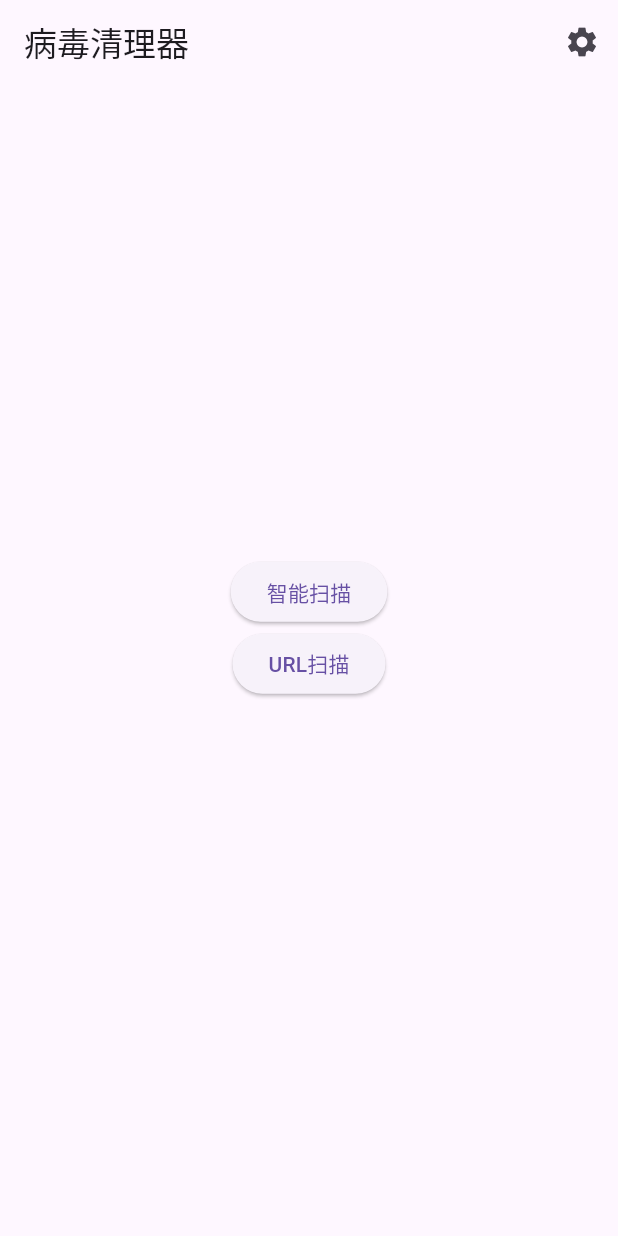
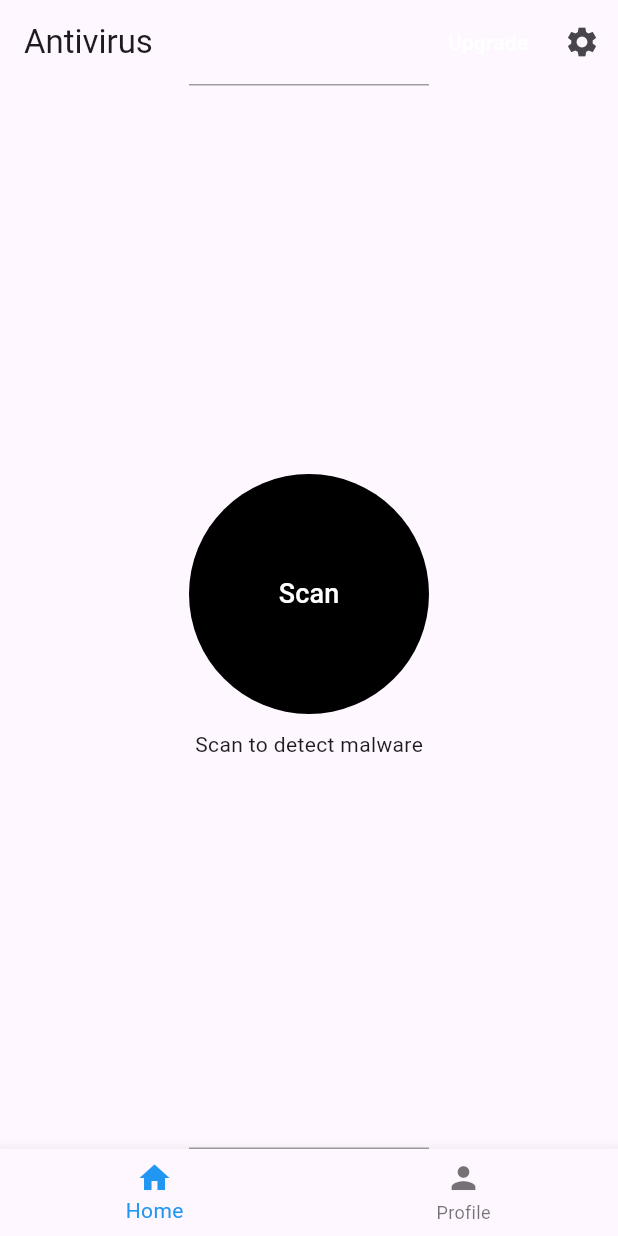
Before and after one commit to nightobon/AstroApp, a Flutter app: the screen it shows after launch, on a phone screen of 412 x 824 dp. Run offline on Flutter 3.47's test engine with Material 3 defaults, Android fonts, the phone set to English and light mode, and no system bars.

Commit message:
Update main.dart

```diff
--- a/lib/main.dart
+++ b/lib/main.dart
@@ -4,126 +4,184 @@ import 'profile_page.dart';
 import 'loading_screen.dart';
 import 'no_virus_detected_screen.dart';
 
-void main() => runApp(MyApp());
+void main() {
+  runApp(CreedAntivirusApp());
+}
 
-class MyApp extends StatelessWidget {
-  const MyApp({Key? key}) : super(key: key);
+class CreedAntivirusApp extends StatefulWidget {
+  @override
+  _CreedAntivirusAppState createState() => _CreedAntivirusAppState();
+}
+
+class _CreedAntivirusAppState extends State<CreedAntivirusApp> {
+  bool _isDarkMode = false;
+
+  void _toggleDarkMode(bool value) {
+    setState(() {
+      _isDarkMode = value;
+    });
+  }
 
   @override
   Widget build(BuildContext context) {
     return MaterialApp(
-      title: '病毒清理器', // 修改标题为中文
-      home: HomeScreen(),
+      title: 'Creed AntiVirus',
+      theme: _isDarkMode ? ThemeData.dark() : ThemeData.light(),
+      home: CreedAntivirusHomePage(
+        toggleDarkMode: _toggleDarkMode,
+        isDarkMode: _isDarkMode,
+      ),
     );
   }
 }
 
-class HomeScreen extends StatefulWidget {
-  const HomeScreen({Key? key}) : super(key: key);
+class CreedAntivirusHomePage extends StatefulWidget {
+  final Function(bool) toggleDarkMode;
+  final bool isDarkMode;
+
+  CreedAntivirusHomePage({required this.toggleDarkMode, required this.isDarkMode});
 
   @override
-  _HomeScreenState createState() => _HomeScreenState();
+  _CreedAntivirusHomePageState createState() => _CreedAntivirusHomePageState();
 }
 
-class _HomeScreenState extends State<HomeScreen> {
-  String scanResult = '';
+class _CreedAntivirusHomePageState extends State<CreedAntivirusHomePage> {
+  int _selectedIndex = 0;
 
-  Future<void> performSmartScan(String scanType) async {
-    try {
-      final response = await http.get(
-        Uri.parse('http://192.168.100.17:8080/api/smart-scan?scanType=$scanType'),
-      );
-
-      if (response.statusCode == 200) {
-        final result = json.decode(response.body);
-        setState(() {
-          scanResult = result['message'];
-        });
-      } else {
-        throw Exception('智能扫描失败'); // 修改异常消息为中文
-      }
-    } catch (e) {
-      if (kDebugMode) {
-        print('异常: $e'); // 修改调试信息为中文
-      }
-      setState(() {
-        scanResult = '错误: $e'; // 修改错误消息为中文
-      });
-    }
+  void _onItemTapped(int index) {
+    setState(() {
+      _selectedIndex = index;
+    });
   }
 
-  Future<void> performUrlScan(String url) async {
-    try {
-      final response = await http.post(
-        Uri.parse('http://192.168.100.17:8080/api/url-scan'),
-        headers: <String, String>{
-          'Content-Type': 'application/json; charset=UTF-8',
-        },
-        body: jsonEncode(<String, String>{'url': url}),
+  void _startScan(BuildContext context) {
+    Navigator.push(
+      context,
+      MaterialPageRoute(
+        builder: (context) => LoadingScreen(),
+      ),
+    );
+
+    Future.delayed(Duration(seconds: 2), () {
+      Navigator.pushReplacement(
+        context,
+        MaterialPageRoute(
+          builder: (context) => NoVirusDetectedScreen(),
+        ),
       );
-
-      if (response.statusCode == 200) {
-        final result = json.decode(response.body);
-        setState(() {
-          scanResult = result['message'];
-        });
-      } else {
-        throw Exception('URL扫描失败'); // 修改异常消息为中文
-      }
-    } catch (e) {
-      if (kDebugMode) {
-        print('异常: $e'); // 修改调试信息为中文
-      }
-      setState(() {
-        scanResult = '错误: $e'; // 修改错误消息为中文
-      });
-    }
+    });
   }
 
   @override
   Widget build(BuildContext context) {
+    List<Widget> _pages = <Widget>[
+      HomePageContent(
+        isDarkMode: widget.isDarkMode,
+        startScan: () => _startScan(context),
+      ),
+      ProfilePage(),
+    ];
+
     return Scaffold(
       appBar: AppBar(
-        title: Text('病毒清理器'), // 修改标题为中文
+        title: Row(
+          children: [
+            Expanded(
+              child: Text(
+                'Antivirus',
+                textAlign: TextAlign.left,
+              ),
+            ),
+          ],
+        ),
         actions: [
+          if (!widget.isDarkMode)
+            TextButton(
+              onPressed: () {
+                // Upgrade button action
+              },
+              child: Text(
+                'Upgrade',
+                style: TextStyle(color: Colors.white),
+              ),
+            ),
           IconButton(
             icon: Icon(Icons.settings),
             onPressed: () {
               Navigator.push(
                 context,
-                MaterialPageRoute(builder: (context) => const SettingsScreen()),
+                MaterialPageRoute(
+                  builder: (context) => SettingsPage(
+                    toggleDarkMode: widget.toggleDarkMode,
+                    isDarkMode: widget.isDarkMode,
+                  ),
+                ),
               );
             },
           ),
         ],
       ),
-      body: Center(
+      body: _pages[_selectedIndex],
+      bottomNavigationBar: BottomNavigationBar(
+        items: const <BottomNavigationBarItem>[
+          BottomNavigationBarItem(
+            icon: Icon(Icons.home),
+            label: 'Home',
+          ),
+          BottomNavigationBarItem(
+            icon: Icon(Icons.person),
+            label: 'Profile',
+          ),
+        ],
+        currentIndex: _selectedIndex,
+        selectedItemColor: Colors.blue,
+        onTap: _onItemTapped,
+      ),
+    );
+  }
+}
+
+class HomePageContent extends StatelessWidget {
+  final bool isDarkMode;
+  final VoidCallback startScan;
+
+  HomePageContent({required this.isDarkMode, required this.startScan});
+
+  @override
+  Widget build(BuildContext context) {
+    return Center(
+      child: Container(
+        decoration: BoxDecoration(
+          border: Border(
+            top: BorderSide(
+              color: Colors.grey,
+              width: 1.0,
+            ),
+            bottom: BorderSide(
+              color: Colors.grey,
+              width: 1.0,
+            ),
+          ),
+        ),
         child: Column(
           mainAxisAlignment: MainAxisAlignment.center,
-          children: <Widget>[
-            ElevatedButton(
-              onPressed: () {
-                Navigator.push(
-                  context,
-                  MaterialPageRoute(builder: (context) => const ScanScreen()),
-                );
-              },
-              child: Text('智能扫描'), // 修改按钮文本为中文
+          children: [
+            CircleAvatar(
+              radius: 80.0,
+              backgroundColor: isDarkMode ? Colors.white : Colors.black,
+              child: TextButton(
+                onPressed: startScan,
+                child: Text(
+                  'Scan',
+                  style: TextStyle(
+                    color: isDarkMode ? Colors.black : Colors.white,
+                    fontSize: 18.0,
+                  ),
+                ),
+              ),
             ),
-            ElevatedButton(
-              onPressed: () {
-                Navigator.push(
-                  context,
-                  MaterialPageRoute(builder: (context) => const UrlScanScreen()),
-                );
-              },
-              child: Text('URL扫描'), // 修改按钮文本为中文
-            ),
-            SizedBox(height: 20),
-            Text(
-              scanResult.isNotEmpty ? '扫描结果: $scanResult' : '', // 修改显示文本为中文
-              style: TextStyle(fontSize: 16),
-            ),
+            SizedBox(height: 10.0),
+            Text('Scan to detect malware'),
           ],
         ),
       ),
```
